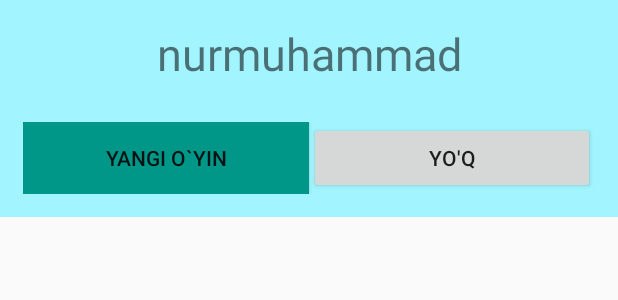
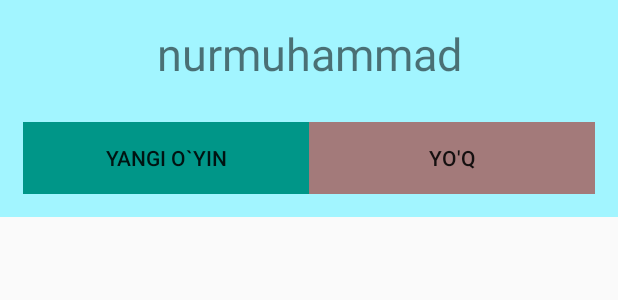
Before and after one commit to darital/FirstGame, an Android app: the layout activity_new_game.xml on its own in the app's theme, with its tools: preview values and no code run, on a phone screen of 412 x 824 dp. Shown: the top 300 px of the screen. Run offline under Robolectric (Android 15) with nearby library versions, the phone set to English and light mode, and no system bars.

Commit message:
button color edit

```diff
--- a/app/src/main/res/layout/activity_main.xml
+++ b/app/src/main/res/layout/activity_main.xml
@@ -12,8 +12,8 @@
         android:layout_height="match_parent"
         android:layout_margin="10dp"
         android:orientation="vertical"
-        tools:layout_editor_absoluteX="10dp"
-        tools:layout_editor_absoluteY="10dp">
+        tools:layout_editor_absoluteX="9dp"
+        tools:layout_editor_absoluteY="9dp">
 
         <TextView
             android:id="@+id/textView2"
--- a/app/src/main/res/layout/activity_new_game.xml
+++ b/app/src/main/res/layout/activity_new_game.xml
@@ -40,6 +40,7 @@
                 android:layout_width="wrap_content"
                 android:layout_height="wrap_content"
                 android:layout_weight="1"
+                android:background="#A37A7A"
                 android:text="Yo'q" />
         </LinearLayout>
     </LinearLayout>
```
